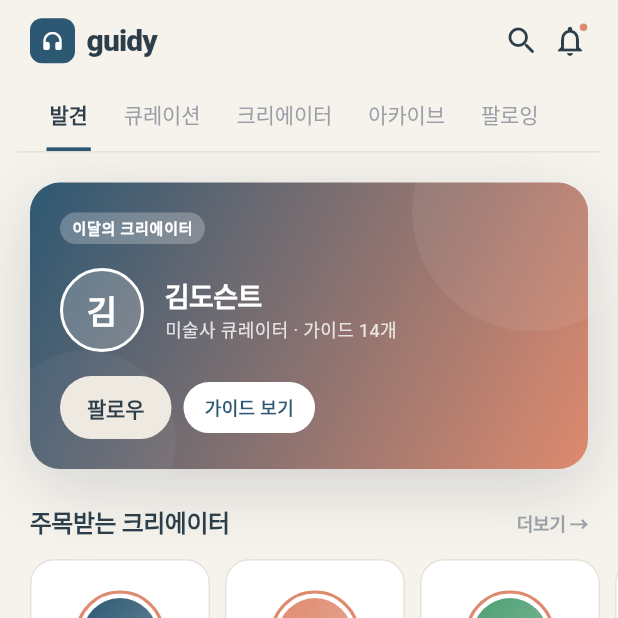
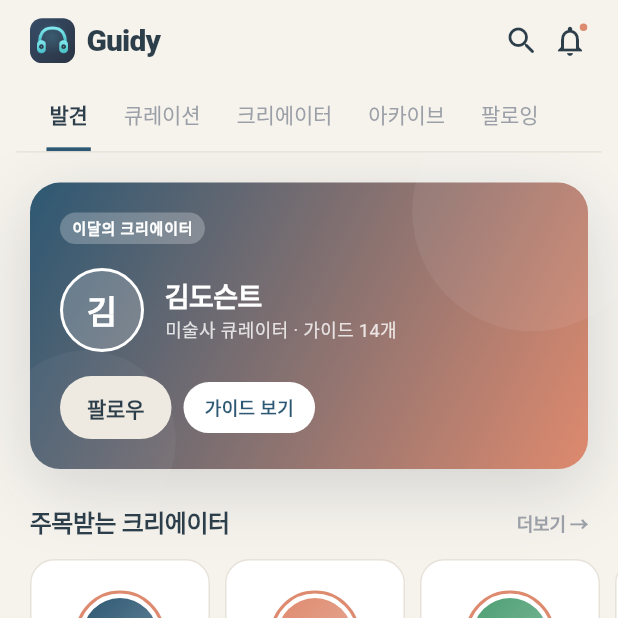
Before and after one commit to freetomove83/guidy-app, a Flutter app: the LoginScreen screen opened directly, after a tap on the "close" icon, on a phone screen of 412 x 824 dp, the top half of it. Run offline on Flutter 3.47's test engine with Material 3 defaults, Android fonts, the light colour scheme and no system bars; our stand-ins replace audioplayers, shared_preferences; accounts and stored records are empty; Roboto replaces fonts that are missing (Noto Sans KR).

Commit message:
genspark auto-backup

```diff
--- a/lib/screens/auth/login_screen.dart
+++ b/lib/screens/auth/login_screen.dart
@@ -71,7 +71,7 @@ class LoginScreen extends StatelessWidget {
                       ),
                     ),
                     const SizedBox(height: 16),
-                    Text('guidy', style: TextStyle(
+                    Text('Guidy', style: TextStyle(
                       fontFamily: GuidyText.fontFamily,
                       fontSize: 28, fontWeight: FontWeight.w900,
                       letterSpacing: -1.0, color: textC,
--- a/lib/screens/splash/splash_screen.dart
+++ b/lib/screens/splash/splash_screen.dart
@@ -315,7 +315,7 @@ class _SplashScreenState extends State<SplashScreen>
                     builder: (_, __) => FadeTransition(
                       opacity: _tagFade,
                       child: Text(
-                        'GUIDY',
+                        'Guidy',
                         style: TextStyle(
                           fontFamily: GuidyText.fontFamily,
                           fontSize: 11,
--- a/lib/widgets/common_widgets.dart
+++ b/lib/widgets/common_widgets.dart
@@ -374,7 +374,6 @@ class GuidyHeader extends StatelessWidget {
   Widget build(BuildContext context) {
     final dark = isDark || Theme.of(context).brightness == Brightness.dark;
     final textC = dark ? GuidyColors.darkText : GuidyColors.ink;
-    final primaryC = dark ? GuidyColors.darkPrimary : GuidyColors.primary;
     final accentC = dark ? GuidyColors.darkAccent : GuidyColors.accent;
     final bgC = dark ? GuidyColors.darkBg : GuidyColors.bg;
 
@@ -397,18 +396,15 @@ class GuidyHeader extends StatelessWidget {
               ),
             ),
           if (showLogo) ...[
-            Container(
-              width: 30, height: 30,
-              decoration: BoxDecoration(
-                color: primaryC,
-                borderRadius: GuidyRadius.smBorder,
-              ),
-              child: const Center(
-                child: Icon(Icons.headphones_rounded, color: Colors.white, size: 16),
+            ClipRRect(
+              borderRadius: GuidyRadius.smBorder,
+              child: Image.asset(
+                'assets/icon/app_icon.png',
+                width: 30, height: 30, fit: BoxFit.cover,
               ),
             ),
             const SizedBox(width: 8),
-            Text('guidy', style: TextStyle(
+            Text('Guidy', style: TextStyle(
               fontFamily: GuidyText.fontFamily,
               fontSize: 20, fontWeight: FontWeight.w800,
               letterSpacing: -0.6, color: textC,
```
Also changed, not shown: assets/icon/app_icon.png, 21 other files.
